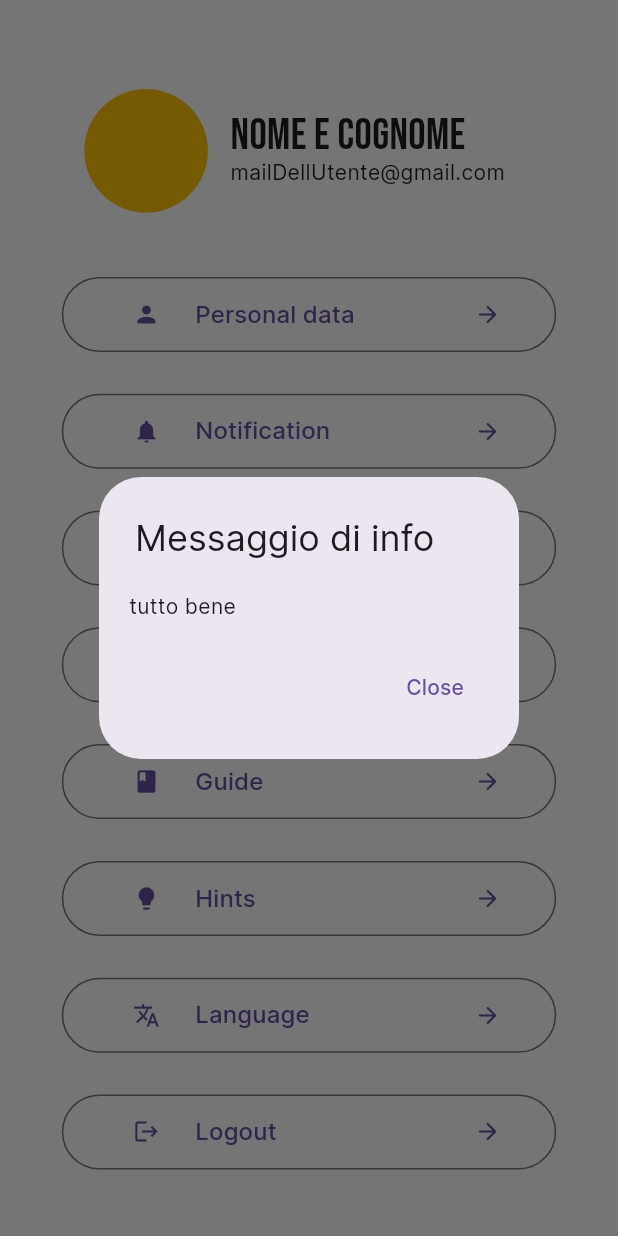
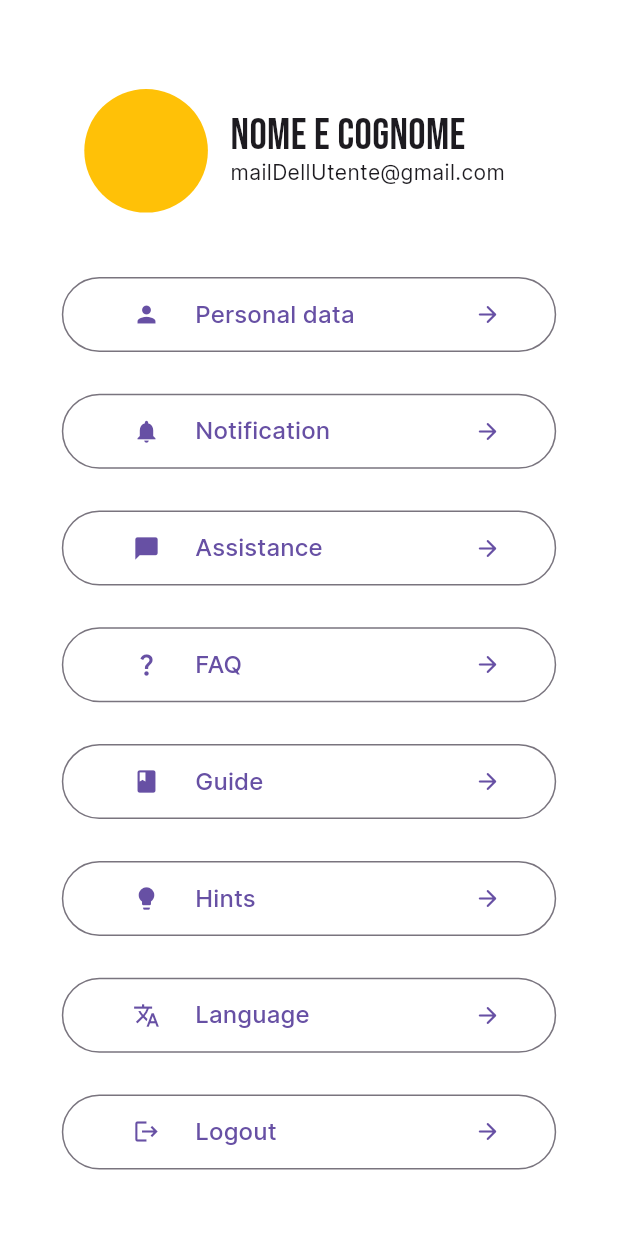
Before and after one commit to Luxchain0/Application, a Flutter app: the SettingsScreen screen opened directly, after a tap on "Notification", on a phone screen of 412 x 824 dp. Run offline on Flutter 3.47's test engine with Material 3 defaults, Android fonts, the phone set to English and light mode, and no system bars; our stand-ins replace firebase_core, firebase_storage, fl_chart; accounts and stored records are empty; network calls fail.

Commit message:
Rimosso popup inutile

```diff
--- a/lib/screens/buy_screen.dart
+++ b/lib/screens/buy_screen.dart
@@ -1,5 +1,4 @@
 import 'package:flutter/material.dart';
-import 'package:lux_chain/screens/wallet_screen.dart';
 import 'package:lux_chain/utilities/api_calls.dart';
 import 'package:lux_chain/utilities/api_models.dart';
 import 'package:lux_chain/utilities/frame.dart';
--- a/lib/screens/settings_screen.dart
+++ b/lib/screens/settings_screen.dart
@@ -15,7 +15,6 @@ class _SettingsScreenState extends State<SettingsScreen> {
     SizeConfig().init(context);
     double width = SizeConfig.screenW!;
     double heigh = SizeConfig.screenH!;
-    bool _isok = true;
 
     return Scaffold(
       backgroundColor: Colors.white,
@@ -57,23 +56,6 @@ class _SettingsScreenState extends State<SettingsScreen> {
                 icon: Icons.notifications,
                 text: 'Notification',
                 onPressed: () => {
-                      showDialog(
-                          context: context,
-                          builder: (context) => AlertDialog(
-                                actions: [
-                                  TextButton(
-                                    onPressed: () {
-                                      Navigator.of(context).pop();
-                                    },
-                                    child: const Text('Close'),
-                                  ),
-                                ],
-                                title: const Text('Messaggio di info'),
-                                contentPadding: const EdgeInsets.all(20.0),
-                                content: _isok
-                                    ? Text('tutto bene')
-                                    : Text('tutto male'),
-                              ))
                     }),
             CustomCard(
                 icon: Icons.chat_bubble,
```
